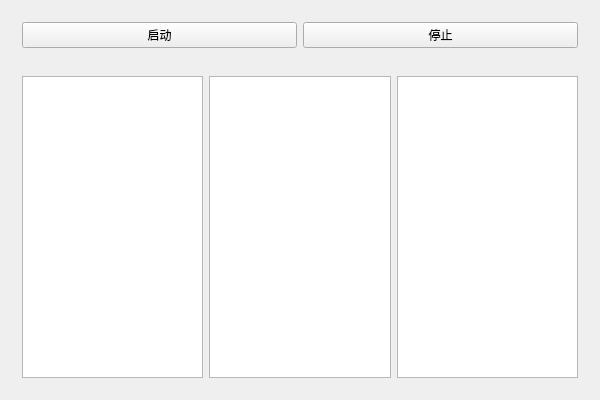
Before: the Qt Designer form src/ProducerAndConsumerDemo/MainWidget.ui in baulhpthiag/AlphaQtDemo, drawn with Qt 5.
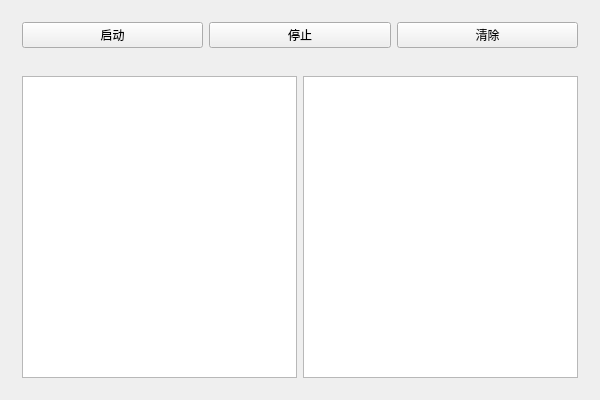
After: the same form once the commit is applied.

```diff
--- a/src/ProducerAndConsumerDemo/MainWidget.ui
+++ b/src/ProducerAndConsumerDemo/MainWidget.ui
@@ -31,6 +31,13 @@
         </property>
        </widget>
       </item>
+      <item>
+       <widget class="QPushButton" name="clearTextBrowerButton">
+        <property name="text">
+         <string>清除</string>
+        </property>
+       </widget>
+      </item>
      </layout>
     </widget>
    </item>
@@ -40,9 +47,6 @@
       <item>
        <widget class="QTextBrowser" name="producerTextBrowser"/>
       </item>
-      <item>
-       <widget class="QTextBrowser" name="imageButterTextBrowser"/>
-      </item>
       <item>
        <widget class="QTextBrowser" name="consumerTextBrowser"/>
       </item>
```
